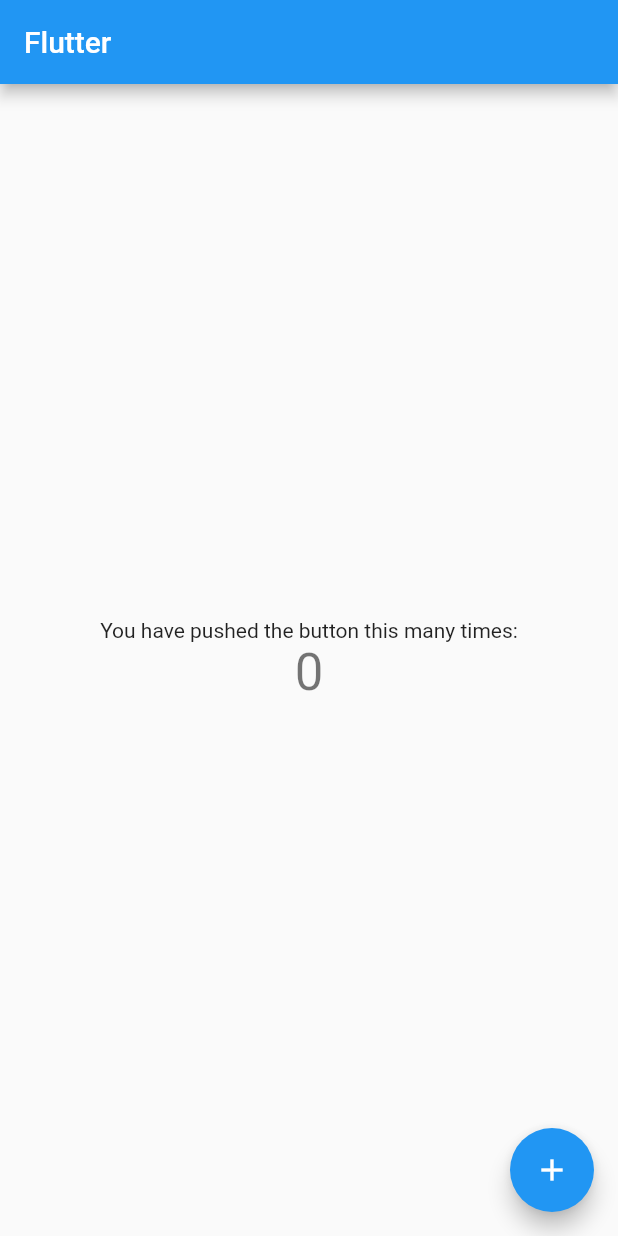
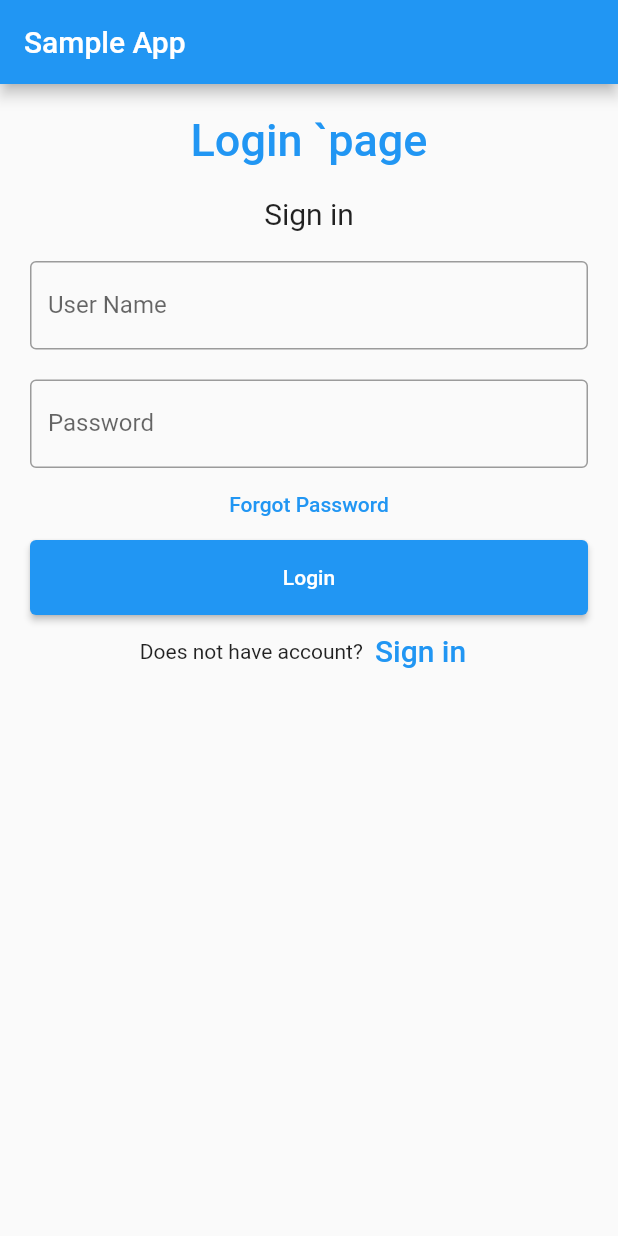
Before and after one commit to saklain71/flutter_login_app, a Flutter app: the screen it shows after launch, on a phone screen of 412 x 824 dp. Run offline on Flutter 3.47's test engine with Material 2 defaults, Android fonts, the phone set to English and light mode, and no system bars.

Commit message:
login page done

```diff
--- a/lib/main.dart
+++ b/lib/main.dart
@@ -1,120 +1,137 @@
+
 import 'package:flutter/material.dart';
 
-void main() {
-  runApp(const MyApp());
-
-}
+void main() => runApp(const MyApp());
 
 class MyApp extends StatelessWidget {
   const MyApp({Key? key}) : super(key: key);
 
+  static const String _title = 'Sample App';  //Static Const
 
-  // This widget is the root of your application.
   @override
   Widget build(BuildContext context) {
-
     return MaterialApp(
-      title: 'Flutter Demo',
-     // debugShowCheckedModeBanner: false,
       debugShowCheckedModeBanner: false,
-      theme: ThemeData(
-        // This is the theme of your application.
-        //
-        // Try running your application with "flutter run". You'll see the
-        // application has a blue toolbar. Then, without quitting the app, try
-        // changing the primarySwatch below to Colors.green and then invoke
-        // "hot reload" (press "r" in the console where you ran "flutter run",
-        // or simply save your changes to "hot reload" in a Flutter IDE).
-        // Notice that the counter didn't reset back to zero; the application
-        // is not restarted.
-        primarySwatch: Colors.blue,
+      title: _title,
+      home: Scaffold(
+        appBar: AppBar(title: const Text(_title)),
+        body: const MyStatefulWidget(),
       ),
-      home: const MyHomePage(title: 'Flutter'),
     );
   }
 }
 
-class MyHomePage extends StatefulWidget {
-  const MyHomePage({Key? key, required this.title}) : super(key: key);
-
-  // This widget is the home page of your application. It is stateful, meaning
-  // that it has a State object (defined below) that contains fields that affect
-  // how it looks.
-
-  // This class is the configuration for the state. It holds the values (in this
-  // case the title) provided by the parent (in this case the App widget) and
-  // used by the build method of the State. Fields in a Widget subclass are
-  // always marked "final".
-
-  final String title;
+class MyStatefulWidget extends StatefulWidget {
+  const MyStatefulWidget({Key? key}) : super(key: key);
 
   @override
-  State<MyHomePage> createState() => _MyHomePageState();
+  State<MyStatefulWidget> createState() => _MyStatefulWidgetState();
 }
 
-class _MyHomePageState extends State<MyHomePage> {
-  int _counter = 0;
-
-  void _incrementCounter() {
-    setState(() {
-      // This call to setState tells the Flutter framework that something has
-      // changed in this State, which causes it to rerun the build method below
-      // so that the display can reflect the updated values. If we changed
-      // _counter without calling setState(), then the build method would not be
-      // called again, and so nothing would appear to happen.
-      _counter++;
-    });
-  }
+class _MyStatefulWidgetState extends State<MyStatefulWidget> {
+  TextEditingController nameController = TextEditingController();
+  TextEditingController passwordController = TextEditingController();
 
   @override
   Widget build(BuildContext context) {
-    // This method is rerun every time setState is called, for instance as done
-    // by the _incrementCounter method above.
-    //
-    // The Flutter framework has been optimized to make rerunning build methods
-    // fast, so that you can just rebuild anything that needs updating rather
-    // than having to individually change instances of widgets.
-    return Scaffold(
-      appBar: AppBar(
-        // Here we take the value from the MyHomePage object that was created by
-        // the App.build method, and use it to set our appbar title.
-        title: Text(widget.title),
-      ),
-      body: Center(
-        // Center is a layout widget. It takes a single child and positions it
-        // in the middle of the parent.
-        child: Column(
-          // Column is also a layout widget. It takes a list of children and
-          // arranges them vertically. By default, it sizes itself to fit its
-          // children horizontally, and tries to be as tall as its parent.
-          //
-          // Invoke "debug painting" (press "p" in the console, choose the
-          // "Toggle Debug Paint" action from the Flutter Inspector in Android
-          // Studio, or the "Toggle Debug Paint" command in Visual Studio Code)
-          // to see the wireframe for each widget.
-          //
-          // Column has various properties to control how it sizes itself and
-          // how it positions its children. Here we use mainAxisAlignment to
-          // center the children vertically; the main axis here is the vertical
-          // axis because Columns are vertical (the cross axis would be
-          // horizontal).
-          mainAxisAlignment: MainAxisAlignment.center,
+    return Padding(
+        padding: const EdgeInsets.all(10),
+        child: ListView(
           children: <Widget>[
-            const Text(
-              'You have pushed the button this many times:',
+            Container(
+                alignment: Alignment.center,
+                padding: const EdgeInsets.all(10),
+                child: const Text(
+                  'Login `page',
+                  style: TextStyle(
+                      color: Colors.blue,
+                      fontWeight: FontWeight.w500,
+                      fontSize: 30),
+                )),
+            Container(
+                alignment: Alignment.center,
+                padding: const EdgeInsets.all(10),
+                child: const Text(
+                  'Sign in',
+                  style: TextStyle(fontSize: 20),
+                )),
+            Container(
+              padding: const EdgeInsets.all(10),
+              child: TextField(
+                controller: nameController,
+                decoration: const InputDecoration(
+                  border: OutlineInputBorder(),
+                  labelText: 'User Name',
+                ),
+              ),
             ),
-            Text(
-              '$_counter',
-              style: Theme.of(context).textTheme.headline4,
+            Container(
+              padding: const EdgeInsets.fromLTRB(10, 10, 10, 0),
+              child: TextField(
+                obscureText: true,
+                controller: passwordController,
+                decoration: const InputDecoration(
+                  border: OutlineInputBorder(),
+                  labelText: 'Password',
+                ),
+              ),
+            ),
+            TextButton(
+              onPressed: () {
+                //forgot password screen
+              },
+              child: const Text(
+                'Forgot Password',
+              ),
+            ),
+            Container(
+              height: 50,
+              padding: const EdgeInsets.fromLTRB(10, 0, 10, 0),
+              child: ElevatedButton(
+                child: const Text('Login'),
+                onPressed: () {
+                  print(nameController.text);
+                  print(passwordController.text);
+                },
+              ),
+            ),
+            Row(
+              children: <Widget>[
+                const Text('Does not have account?'),
+                TextButton(
+                  child: const Text(
+                    'Sign in',
+                    style: TextStyle(fontSize: 20),
+                  ),
+                  onPressed: () {
+
+                },
+                )
+              ],
+              mainAxisAlignment: MainAxisAlignment.center,
             ),
           ],
-        ),
-      ),
-      floatingActionButton: FloatingActionButton(
-        onPressed: _incrementCounter,
-        tooltip: 'Increment',
-        child: const Icon(Icons.add),
-      ), // This trailing comma makes auto-formatting nicer for build methods.
-    );
+        ));
   }
 }
+
+// class Registration extends StatelessWidget {
+//   const Registration({super.key});
+//
+//   @override
+//   Widget build(BuildContext context) {
+//     return Scaffold(
+//       appBar: AppBar(
+//         title: const Text('Registration Page'),
+//       ),
+//       body: Center(
+//         child: ElevatedButton(
+//           onPressed: () {
+//             Navigator.pop(context);
+//           },
+//           child: const Text('Go back!'),
+//         ),
+//       ),
+//     );
+//   }
+// }
```
